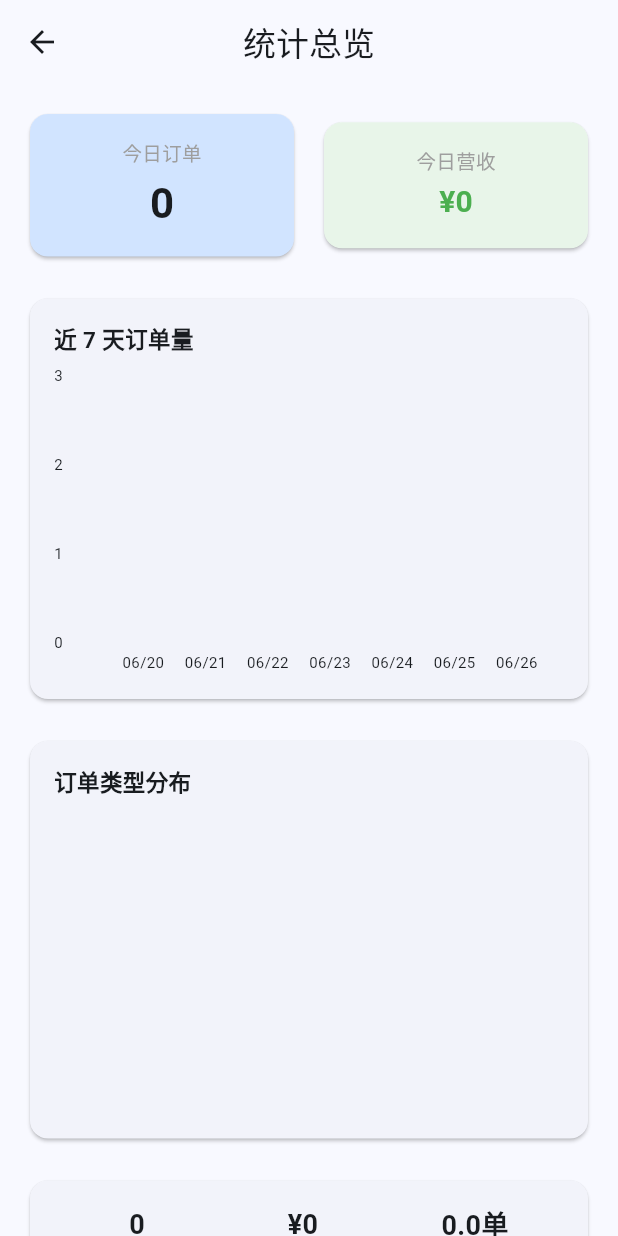
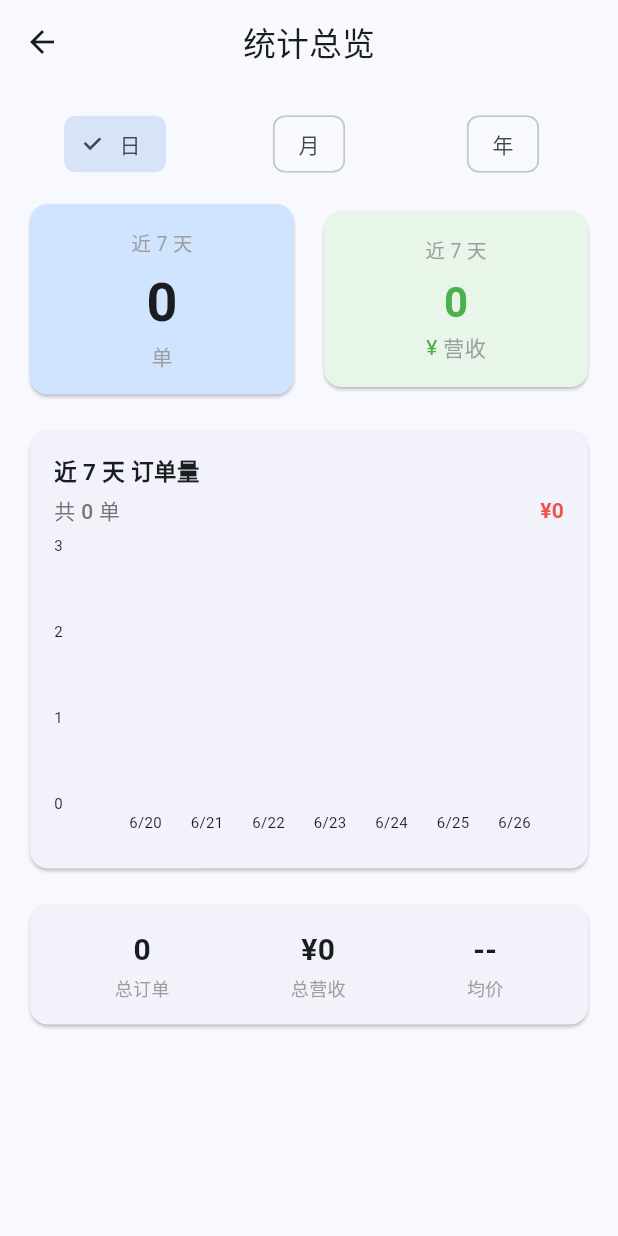
Before and after one commit to xuuutee/order-system, a Flutter app: the StatsPage screen opened directly, on a phone screen of 412 x 824 dp. Run offline on Flutter 3.47's test engine with Material 3 defaults, Android fonts, the phone set to English and light mode, and no system bars; drawn by our look-alikes of fl_chart; our stand-ins replace flutter_riverpod, package_info_plus, supabase_flutter; accounts and stored records are empty.

Commit message:
v1.5.0 - 订单列表增强 + 金额字段 + 统计日/月/年
订单列表: 类型彩色标签 + 左滑删除 + 三点菜单(改负责人/删除)
新建订单: 总金额/已收/待收(自动算) + 截止日期默认3天后 + 中文日历
统计总览: 日/月/年 切换 + 柱状图 + 大号数字卡片

```diff
--- a/lib/pages/stats/stats_page.dart
+++ b/lib/pages/stats/stats_page.dart
@@ -10,6 +10,7 @@ class StatsPage extends ConsumerWidget {
 
   @override
   Widget build(BuildContext context, WidgetRef ref) {
+    final period = ref.watch(statsPeriodProvider);
     final statsAsync = ref.watch(statsProvider);
 
     return Scaffold(
@@ -18,12 +19,8 @@ class StatsPage extends ConsumerWidget {
         loading: () => const Center(child: CircularProgressIndicator()),
         error: (e, _) => Center(
           child: Column(mainAxisSize: MainAxisSize.min, children: [
-            Text('加载失败：$e'),
-            const SizedBox(height: 12),
-            FilledButton(
-              onPressed: () => ref.invalidate(statsProvider),
-              child: const Text('重试'),
-            ),
+            Text('加载失败：$e'), const SizedBox(height: 12),
+            FilledButton(onPressed: () => ref.invalidate(statsProvider), child: const Text('重试')),
           ]),
         ),
         data: (stats) {
@@ -33,19 +30,40 @@ class StatsPage extends ConsumerWidget {
             child: ListView(
               padding: const EdgeInsets.all(16),
               children: [
+                _PeriodToggle(current: period),
+                const SizedBox(height: 12),
                 _SummaryCards(stats: stats),
-                const SizedBox(height: 20),
-                _BarChartSection(daily: stats.daily),
-                const SizedBox(height: 20),
-                _PieChartSection(byType: stats.byType),
-                const SizedBox(height: 20),
-                _TotalSection(stats: stats),
+                const SizedBox(height: 16),
+                _BarChartSection(period: stats.period, periodLabel: stats.periodLabel),
+                const SizedBox(height: 16),
+                _TotalRow(stats: stats),
               ],
             ),
           );
         },
       ),
     );
+  }
+}
+
+class _PeriodToggle extends ConsumerWidget {
+  final StatsPeriod current;
+  const _PeriodToggle({required this.current});
+
+  @override
+  Widget build(BuildContext context, WidgetRef ref) {
+    return Row(children: [
+      for (final p in StatsPeriod.values) ...[
+        Expanded(
+          child: ChoiceChip(
+            label: Text(p == StatsPeriod.day ? '日' : p == StatsPeriod.month ? '月' : '年'),
+            selected: current == p,
+            onSelected: (_) => ref.read(statsPeriodProvider.notifier).state = p,
+          ),
+        ),
+        if (p != StatsPeriod.year) const SizedBox(width: 8),
+      ],
+    ]);
   }
 }
 
@@ -63,9 +81,10 @@ class _SummaryCards extends StatelessWidget {
           child: Padding(
             padding: const EdgeInsets.all(16),
             child: Column(children: [
-              const Text('今日订单', style: TextStyle(fontSize: 13, color: Colors.grey)),
+              Text(stats.periodLabel, style: const TextStyle(fontSize: 13, color: Colors.grey)),
               const SizedBox(height: 4),
-              Text('${stats.todayOrders}', style: const TextStyle(fontSize: 28, fontWeight: FontWeight.bold)),
+              Text('${stats.periodOrders}', style: const TextStyle(fontSize: 36, fontWeight: FontWeight.bold)),
+              const Text('单', style: TextStyle(fontSize: 14, color: Colors.grey)),
             ]),
           ),
         ),
@@ -77,10 +96,14 @@ class _SummaryCards extends StatelessWidget {
           child: Padding(
             padding: const EdgeInsets.all(16),
             child: Column(children: [
-              const Text('今日营收', style: TextStyle(fontSize: 13, color: Colors.grey)),
+              Text(stats.periodLabel, style: const TextStyle(fontSize: 13, color: Colors.grey)),
               const SizedBox(height: 4),
-              Text(fmt.format(stats.todayRevenue),
-                  style: const TextStyle(fontSize: 20, fontWeight: FontWeight.bold, color: Colors.green)),
+              Text(fmt.format(stats.periodRevenue).replaceFirst('¥', ''),
+                  style: const TextStyle(fontSize: 28, fontWeight: FontWeight.bold, color: Colors.green)),
+              Row(mainAxisAlignment: MainAxisAlignment.center, mainAxisSize: MainAxisSize.min, children: [
+                const Text('¥', style: TextStyle(fontSize: 14, color: Colors.green)),
+                const Text(' 营收', style: TextStyle(fontSize: 14, color: Colors.grey)),
+              ]),
             ]),
           ),
         ),
@@ -90,31 +113,38 @@ class _SummaryCards extends StatelessWidget {
 }
 
 class _BarChartSection extends StatelessWidget {
-  final List<DailyStat> daily;
-  const _BarChartSection({required this.daily});
+  final List<PeriodStat> period;
+  final String periodLabel;
+  const _BarChartSection({required this.period, required this.periodLabel});
 
   @override
   Widget build(BuildContext context) {
-    final maxY = daily.map((d) => d.count.toDouble()).reduce((a, b) => a > b ? a : b);
+    final maxCount = period.fold<double>(0, (m, s) => s.count > m ? s.count.toDouble() : m);
     return Card(
       child: Padding(
         padding: const EdgeInsets.all(16),
         child: Column(crossAxisAlignment: CrossAxisAlignment.start, children: [
-          const Text('近 7 天订单量', style: TextStyle(fontSize: 15, fontWeight: FontWeight.w600)),
+          Text('$periodLabel 订单量', style: const TextStyle(fontSize: 15, fontWeight: FontWeight.w600)),
+          const SizedBox(height: 4),
+          Row(children: [
+            Text('共 ${period.fold<int>(0, (s, p) => s + p.count)} 单',
+                style: TextStyle(fontSize: 14, color: Colors.grey.shade600, fontWeight: FontWeight.w500)),
+            const Spacer(),
+            Text('¥${NumberFormat.currency(symbol: '', decimalDigits: 0).format(period.fold<double>(0, (s, p) => s + p.revenue))}',
+                style: TextStyle(fontSize: 14, color: Colors.red.shade400, fontWeight: FontWeight.w600)),
+          ]),
           const SizedBox(height: 12),
           SizedBox(
             height: 200,
             child: BarChart(
               BarChartData(
-                maxY: (maxY + 1).clamp(3, double.infinity),
+                maxY: (maxCount + 1).clamp(3, double.infinity),
                 barTouchData: BarTouchData(
                   touchTooltipData: BarTouchTooltipData(
                     getTooltipItem: (group, groupIndex, rod, rodIndex) {
-                      final d = daily[group.x.toInt()];
-                      return BarTooltipItem(
-                        '${DateFormat('MM/dd').format(d.date)}\n${d.count}单',
-                        const TextStyle(color: Colors.white, fontSize: 12),
-                      );
+                      final s = period[group.x.toInt()];
+                      return BarTooltipItem('${s.label}\n${s.count}单 ¥${s.revenue.toStringAsFixed(0)}',
+                          const TextStyle(color: Colors.white, fontSize: 12));
                     },
                   ),
                 ),
@@ -122,26 +152,23 @@ class _BarChartSection extends StatelessWidget {
                   show: true,
                   bottomTitles: AxisTitles(
                     sideTitles: SideTitles(
-                      showTitles: true,
+                      showTitles: true, reservedSize: 28,
                       getTitlesWidget: (value, meta) {
                         final i = value.toInt();
-                        if (i < 0 || i >= daily.length) return const SizedBox();
+                        if (i < 0 || i >= period.length) return const SizedBox();
                         return Padding(
                           padding: const EdgeInsets.only(top: 6),
-                          child: Text(DateFormat('MM/dd').format(daily[i].date),
-                              style: const TextStyle(fontSize: 10)),
+                          child: Text(period[i].label, style: const TextStyle(fontSize: 10)),
                         );
                       },
                     ),
                   ),
                   leftTitles: AxisTitles(
                     sideTitles: SideTitles(
-                      showTitles: true,
-                      reservedSize: 28,
+                      showTitles: true, reservedSize: 28,
                       getTitlesWidget: (value, meta) {
                         if (value == value.roundToDouble()) {
-                          return Text('${value.toInt()}',
-                              style: const TextStyle(fontSize: 10));
+                          return Text('${value.toInt()}', style: const TextStyle(fontSize: 10));
                         }
                         return const SizedBox();
                       },
@@ -152,14 +179,14 @@ class _BarChartSection extends StatelessWidget {
                 ),
                 gridData: const FlGridData(show: false),
                 borderData: FlBorderData(show: false),
-                barGroups: daily.asMap().entries.map((e) {
+                barGroups: period.asMap().entries.map((e) {
                   return BarChartGroupData(
                     x: e.key,
                     barRods: [
                       BarChartRodData(
                         toY: e.value.count.toDouble(),
                         color: Theme.of(context).colorScheme.primary,
-                        width: 20,
+                        width: period.length > 20 ? 4 : 16,
                         borderRadius: const BorderRadius.vertical(top: Radius.circular(4)),
                       ),
                     ],
@@ -174,72 +201,9 @@ class _BarChartSection extends StatelessWidget {
   }
 }
 
-class _PieChartSection extends StatelessWidget {
-  final List<TypeStat> byType;
-  const _PieChartSection({required this.byType});
-
-  @override
-  Widget build(BuildContext context) {
-    final colors = [Colors.blue, Colors.orange, Colors.green, Colors.red, Colors.purple, Colors.teal];
-    final total = byType.fold<int>(0, (s, t) => s + t.count);
-    return Card(
-      child: Padding(
-        padding: const EdgeInsets.all(16),
-        child: Column(crossAxisAlignment: CrossAxisAlignment.start, children: [
-          const Text('订单类型分布', style: TextStyle(fontSize: 15, fontWeight: FontWeight.w600)),
-          const SizedBox(height: 12),
-          SizedBox(
-            height: 200,
-            child: Row(children: [
-              Expanded(
-                flex: 3,
-                child: PieChart(
-                  PieChartData(
-                    sections: byType.asMap().entries.map((e) {
-                      final pct = total > 0 ? (e.value.count / total * 100) : 0;
-                      return PieChartSectionData(
-                        color: colors[e.key % colors.length],
-                        value: e.value.count.toDouble(),
-                        title: '${pct.toStringAsFixed(0)}%',
-                        titleStyle: const TextStyle(fontSize: 11, fontWeight: FontWeight.bold, color: Colors.white),
-                        radius: 60,
-                      );
-                    }).toList(),
-                    sectionsSpace: 2,
-                    centerSpaceRadius: 30,
-                  ),
-                ),
-              ),
-              const SizedBox(width: 12),
-              Expanded(
-                flex: 2,
-                child: Column(
-                  mainAxisAlignment: MainAxisAlignment.center,
-                  crossAxisAlignment: CrossAxisAlignment.start,
-                  children: byType.asMap().entries.map((e) => Padding(
-                    padding: const EdgeInsets.symmetric(vertical: 3),
-                    child: Row(mainAxisSize: MainAxisSize.min, children: [
-                      Container(width: 10, height: 10,
-                          decoration: BoxDecoration(color: colors[e.key % colors.length], shape: BoxShape.circle)),
-                      const SizedBox(width: 6),
-                      Expanded(child: Text(e.value.typeName,
-                          style: const TextStyle(fontSize: 12), overflow: TextOverflow.ellipsis)),
-                      Text('${e.value.count}', style: const TextStyle(fontSize: 12, fontWeight: FontWeight.w600)),
-                    ]),
-                  )).toList(),
-                ),
-              ),
-            ]),
-          ),
-        ]),
-      ),
-    );
-  }
-}
-
-class _TotalSection extends StatelessWidget {
+class _TotalRow extends StatelessWidget {
   final StatsData stats;
-  const _TotalSection({required this.stats});
+  const _TotalRow({required this.stats});
 
   @override
   Widget build(BuildContext context) {
@@ -250,7 +214,8 @@ class _TotalSection extends StatelessWidget {
         child: Row(mainAxisAlignment: MainAxisAlignment.spaceAround, children: [
           _StatItem(label: '总订单', value: '${stats.totalOrders}'),
           _StatItem(label: '总营收', value: fmt.format(stats.totalRevenue)),
-          _StatItem(label: '日均', value: '${(stats.totalOrders / 7).toStringAsFixed(1)}单'),
+          _StatItem(label: '均价', value: stats.totalOrders > 0
+              ? fmt.format(stats.totalRevenue / stats.totalOrders) : '--'),
         ]),
       ),
     );
@@ -258,14 +223,12 @@ class _TotalSection extends StatelessWidget {
 }
 
 class _StatItem extends StatelessWidget {
-  final String label;
-  final String value;
+  final String label, value;
   const _StatItem({required this.label, required this.value});
-
   @override
   Widget build(BuildContext context) {
     return Column(children: [
-      Text(value, style: const TextStyle(fontSize: 18, fontWeight: FontWeight.bold)),
+      Text(value, style: const TextStyle(fontSize: 20, fontWeight: FontWeight.bold)),
       const SizedBox(height: 2),
       Text(label, style: const TextStyle(fontSize: 12, color: Colors.grey)),
     ]);
--- a/lib/providers/stats_provider.dart
+++ b/lib/providers/stats_provider.dart
@@ -1,108 +1,142 @@
 import 'package:flutter_riverpod/flutter_riverpod.dart';
 import 'package:supabase_flutter/supabase_flutter.dart';
 
-class DailyStat {
-  final DateTime date;
+enum StatsPeriod { day, month, year }
+
+class PeriodStat {
+  final String label;
   final int count;
   final double revenue;
-  const DailyStat({required this.date, required this.count, required this.revenue});
+  const PeriodStat({required this.label, required this.count, required this.revenue});
 }
 
-class TypeStat {
-  final String typeName;
-  final int count;
-  const TypeStat({required this.typeName, required this.count});
+class StatsData {
+  final List<PeriodStat> period;
+  final int totalOrders;
+  final double totalRevenue;
+  final int periodOrders;
+  final double periodRevenue;
+  final String periodLabel;
+
+  const StatsData({
+    required this.period,
+    required this.totalOrders,
+    required this.totalRevenue,
+    required this.periodOrders,
+    required this.periodRevenue,
+    required this.periodLabel,
+  });
 }
 
+final statsPeriodProvider = StateProvider<StatsPeriod>((ref) => StatsPeriod.day);
+
 final statsProvider = FutureProvider<StatsData?>((ref) async {
-  return StatsService.fetch();
+  final period = ref.watch(statsPeriodProvider);
+  return StatsService.fetch(period);
 });
-
-class StatsData {
-  final List<DailyStat> daily;
-  final List<TypeStat> byType;
-  final int totalOrders;
-  final double totalRevenue;
-  final int todayOrders;
-  final double todayRevenue;
-
-  const StatsData({
-    required this.daily,
-    required this.byType,
-    required this.totalOrders,
-    required this.totalRevenue,
-    required this.todayOrders,
-    required this.todayRevenue,
-  });
-}
 
 class StatsService {
   static final _supabase = Supabase.instance.client;
 
-  static Future<StatsData> fetch() async {
-    // 最近 7 天每日统计
-    final sevenDaysAgo = DateTime.now()
-        .subtract(const Duration(days: 6))
-        .toIso8601String()
-        .substring(0, 10);
+  static Future<StatsData> fetch(StatsPeriod period) async {
+    DateTime start;
+    int bins;
+    String Function(DateTime) labelFn;
+    String periodLabel;
+
+    final now = DateTime.now();
+    switch (period) {
+      case StatsPeriod.day:
+        start = now.subtract(const Duration(days: 6));
+        bins = 7;
+        labelFn = (d) => '${d.month}/${d.day}';
+        periodLabel = '近 7 天';
+        break;
+      case StatsPeriod.month:
+        start = DateTime(now.year, now.month, 1);
+        bins = now.day;
+        labelFn = (d) => '${d.month}/${d.day}';
+        periodLabel = '本月';
+        break;
+      case StatsPeriod.year:
+        start = DateTime(now.year, 1, 1);
+        bins = 12;
+        labelFn = (d) => '${d.month}月';
+        periodLabel = '本年';
+        break;
+    }
+
+    // 初始化所有区间
+    final Map<String, PeriodStat> map = {};
+    if (period == StatsPeriod.year) {
+      for (int m = 1; m <= 12; m++) {
+        final key = '$m';
+        map[key] = PeriodStat(label: '${m}月', count: 0, revenue: 0);
+      }
+    } else if (period == StatsPeriod.month) {
+      for (int d = 1; d <= now.day; d++) {
+        final date = DateTime(now.year, now.month, d);
+        final key = date.toIso8601String().substring(0, 10);
+        map[key] = PeriodStat(label: labelFn(date), count: 0, revenue: 0);
+      }
+    } else {
+      for (int i = bins - 1; i >= 0; i--) {
+        final date = now.subtract(Duration(days: i));
+        final key = date.toIso8601String().substring(0, 10);
+        map[key] = PeriodStat(label: labelFn(date), count: 0, revenue: 0);
+      }
+    }
 
     final orders = await _supabase
         .from('orders')
-        .select('created_at, price, type_id, order_types(name)')
-        .gte('created_at', sevenDaysAgo)
+        .select('created_at, price')
+        .gte('created_at', start.toIso8601String())
         .order('created_at');
 
     final list = orders as List;
-
-    // 按天分组
-    final dayMap = <String, DailyStat>{};
-    for (int i = 6; i >= 0; i--) {
-      final d = DateTime.now().subtract(Duration(days: i));
-      final key = d.toIso8601String().substring(0, 10);
-      dayMap[key] = DailyStat(date: d, count: 0, revenue: 0);
-    }
-
-    // 按类型分组
-    final typeMap = <String, int>{};
+    int totalOrders = list.length;
     double totalRevenue = 0;
-    int totalOrders = list.length;
-    int todayOrders = 0;
-    double todayRevenue = 0;
-    final today = DateTime.now().toIso8601String().substring(0, 10);
 
     for (final row in list) {
       final createdAt = row['created_at'] as String? ?? '';
-      final dayKey = createdAt.substring(0, 10);
       final price = (row['price'] as num?)?.toDouble() ?? 0;
-      final orderTypes = row['order_types'] as Map?;
-      final typeName = (orderTypes != null ? orderTypes['name'] as String? : null) ?? '未知';
+      totalRevenue += price;
 
-      if (dayMap.containsKey(dayKey)) {
-        dayMap[dayKey] = DailyStat(
-          date: dayMap[dayKey]!.date,
-          count: dayMap[dayKey]!.count + 1,
-          revenue: dayMap[dayKey]!.revenue + price,
-        );
+      final dt = DateTime.tryParse(createdAt) ?? now;
+      String key;
+      if (period == StatsPeriod.year) {
+        key = '${dt.month}';
+      } else {
+        key = createdAt.substring(0, 10);
       }
 
-      typeMap[typeName] = (typeMap[typeName] ?? 0) + 1;
-      totalRevenue += price;
-
-      if (dayKey == today) {
-        todayOrders++;
-        todayRevenue += price;
+      if (map.containsKey(key)) {
+        final old = map[key]!;
+        map[key] = PeriodStat(label: old.label, count: old.count + 1, revenue: old.revenue + price);
       }
     }
 
+    int periodOrders = 0;
+    double periodRevenue = 0;
+    final today = now.toIso8601String().substring(0, 10);
+    for (final entry in map.entries) {
+      if (period != StatsPeriod.year && entry.key == today) {
+        periodOrders = entry.value.count;
+        periodRevenue = entry.value.revenue;
+      }
+    }
+    if (period == StatsPeriod.year) {
+      periodOrders = totalOrders;
+      periodRevenue = totalRevenue;
+    }
+
     return StatsData(
-      daily: dayMap.values.toList(),
-      byType: typeMap.entries
-          .map((e) => TypeStat(typeName: e.key, count: e.value))
-          .toList(),
+      period: map.values.toList(),
       totalOrders: totalOrders,
       totalRevenue: totalRevenue,
-      todayOrders: todayOrders,
-      todayRevenue: todayRevenue,
+      periodOrders: periodOrders,
+      periodRevenue: periodRevenue,
+      periodLabel: periodLabel,
     );
   }
 }
--- a/pubspec.yaml
+++ b/pubspec.yaml
@@ -1,7 +1,7 @@
 name: order_system
 description: "三人工作室订单管理系统"
 publish_to: 'none'
-version: 1.4.1+16
+version: 1.5.0+17
 
 environment:
   sdk: ^3.10.4
```
Also changed, not shown: lib/pages/orders/order_form_page.dart (+57 -8 lines), lib/pages/orders/order_list_page.dart (+153 -161 lines).
